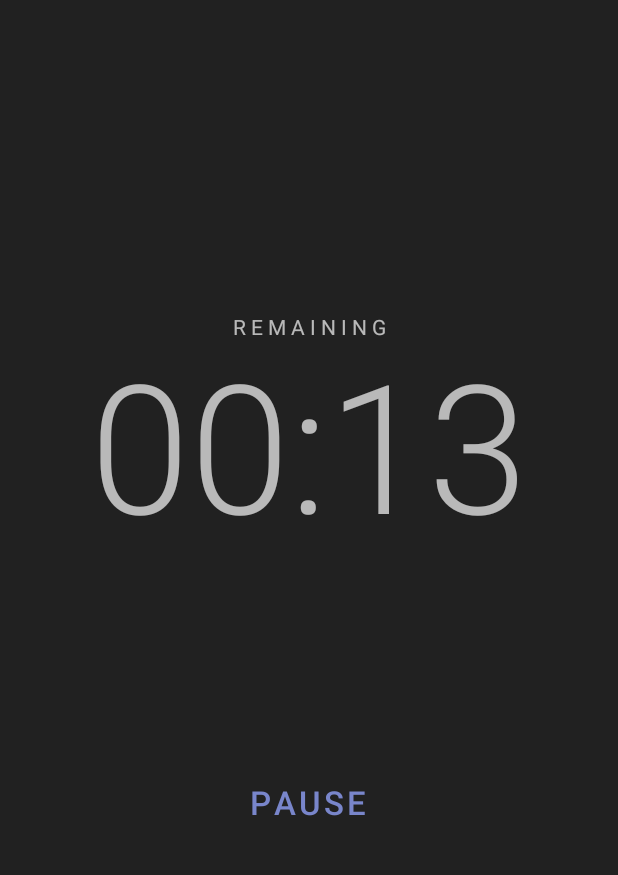
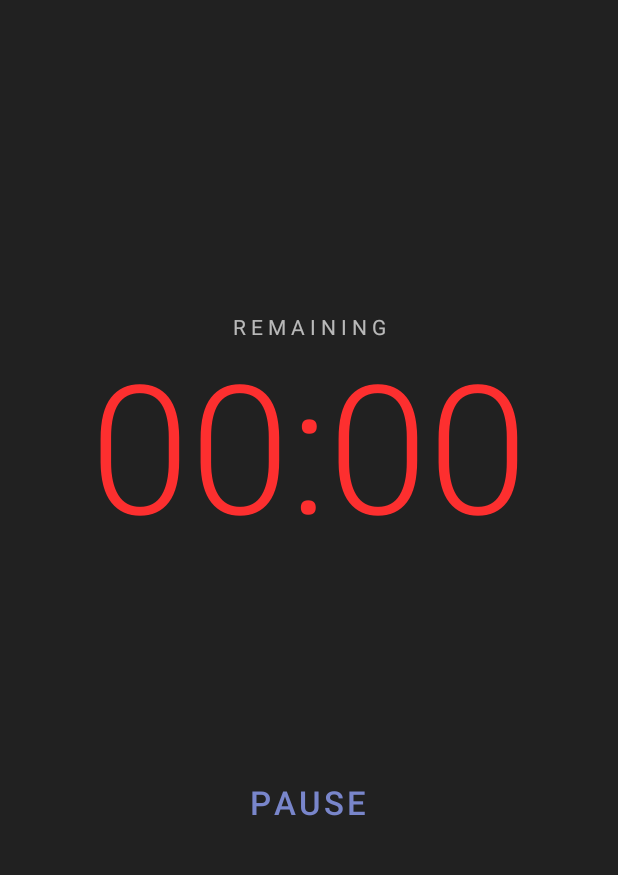
Before and after one commit to AlexSheiko/SpiceSugar, an Android app: the TimerActivity screen opened directly, with no data from a screen before it, after a tap on an icon or button, on a phone screen of 412 x 824 dp, the part 137-1012 px from its top. Run offline under Robolectric (Android 15) with nearby library versions, the phone set to English and light mode, and no system bars; 2 other taps on this screen came first.

Commit message:
Blink counter at the end

```diff
--- a/app/src/main/java/com/sugarspicedance/sugarspice/TimerActivity.java
+++ b/app/src/main/java/com/sugarspicedance/sugarspice/TimerActivity.java
@@ -16,7 +16,6 @@ public class TimerActivity extends AppCompatActivity {
 
     CountDownTimer mTimer;
     private long mSecondsLeft;
-    private ObjectAnimator colorAnim;
 
     @Override
     protected void onCreate(Bundle savedInstanceState) {
@@ -25,8 +24,7 @@ public class TimerActivity extends AppCompatActivity {
 
         int minutes = getIntent().getIntExtra("minutes", -1);
 
-//        mSecondsLeft = (long) (minutes * 60);
-        mSecondsLeft = 16;
+        mSecondsLeft = (long) (minutes * 60);
         TextView counterView = (TextView) findViewById(R.id.counterView);
         counterView.setText(formatTime(mSecondsLeft));
     }
@@ -95,27 +93,35 @@ public class TimerActivity extends AppCompatActivity {
 
                 counterView.setText(formatTime(secondsLeft));
                 mSecondsLeft = secondsLeft;
-
-                if (mSecondsLeft == 15) {
-                    startBlinkering(counterView);
-                }
             }
 
             public void onFinish() {
                 counterView.setText("00:00");
-                counterView.setTextColor(Color.RED);
-                colorAnim.cancel();
+                startBlinkering(counterView);
+
+                Button startButton = (Button) findViewById(R.id.startButton);
+                startButton.setText("E x i t");
+
+                View.OnClickListener listener = new View.OnClickListener() {
+                    @Override
+                    public void onClick(View view) {
+                        onBackPressed();
+                    }
+                };
+                startButton.setOnClickListener(listener);
+                findViewById(R.id.counterView).setOnClickListener(listener);
+                findViewById(R.id.remainingLabel).setOnClickListener(listener);
+                findViewById(R.id.logoImageView).setOnClickListener(listener);
             }
         };
         mTimer.start();
     }
 
     private void startBlinkering(TextView textView) {
-        colorAnim = ObjectAnimator.ofInt(textView, "textColor",
+        ObjectAnimator colorAnim = ObjectAnimator.ofInt(textView, "textColor",
                 getResources().getColor(R.color.white_700), Color.RED);
         colorAnim.setEvaluator(new ArgbEvaluator());
-        colorAnim.setDuration(500);
-        colorAnim.setStartDelay(750);
+        colorAnim.setDuration(2000);
         colorAnim.setRepeatCount(ValueAnimator.INFINITE);
         colorAnim.setRepeatMode(ValueAnimator.REVERSE);
         colorAnim.start();
```
